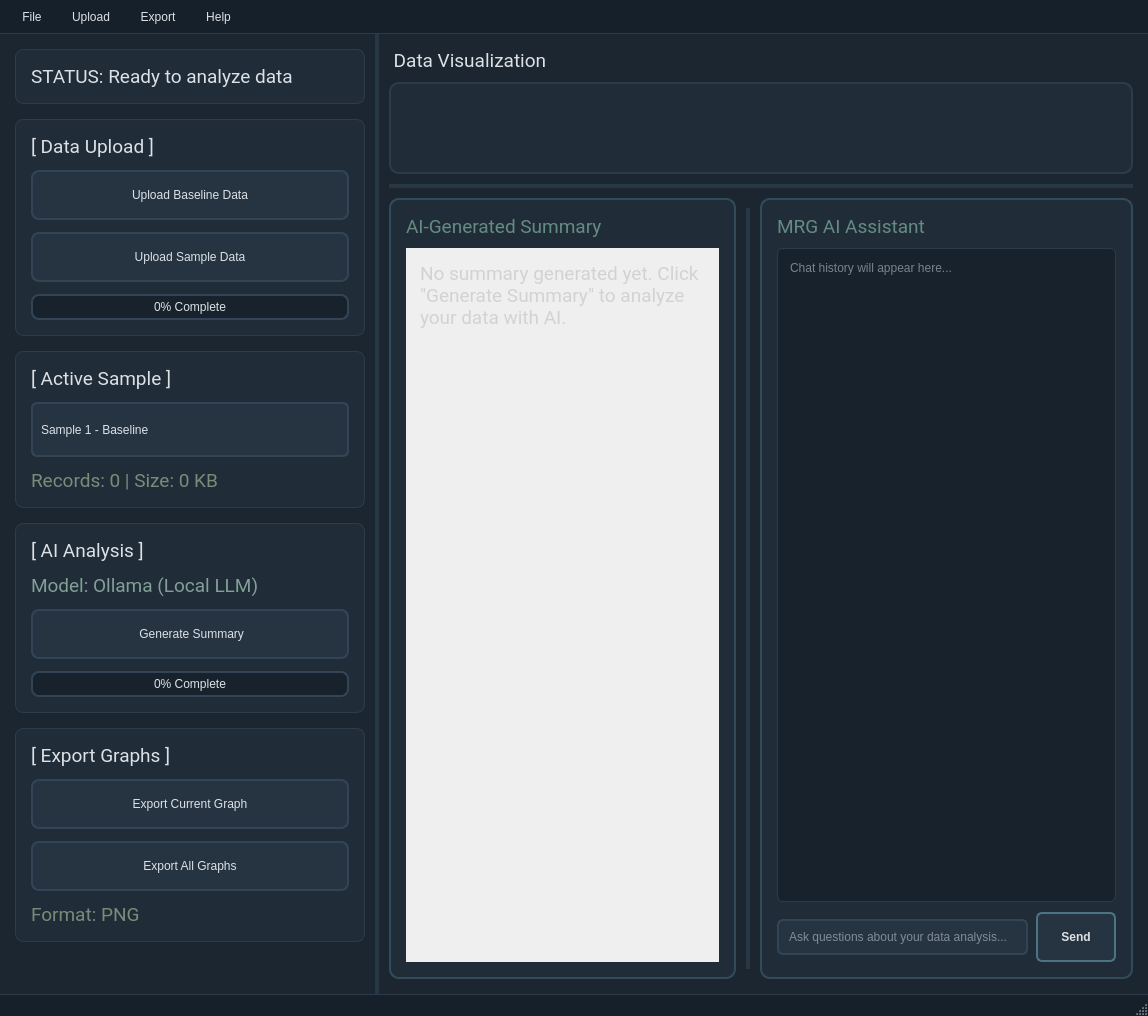
Above: GUI/Analyzer_main.ui from JinLeeGG/YCP_Grease_Analyzer before the change. Below: the same form after it.
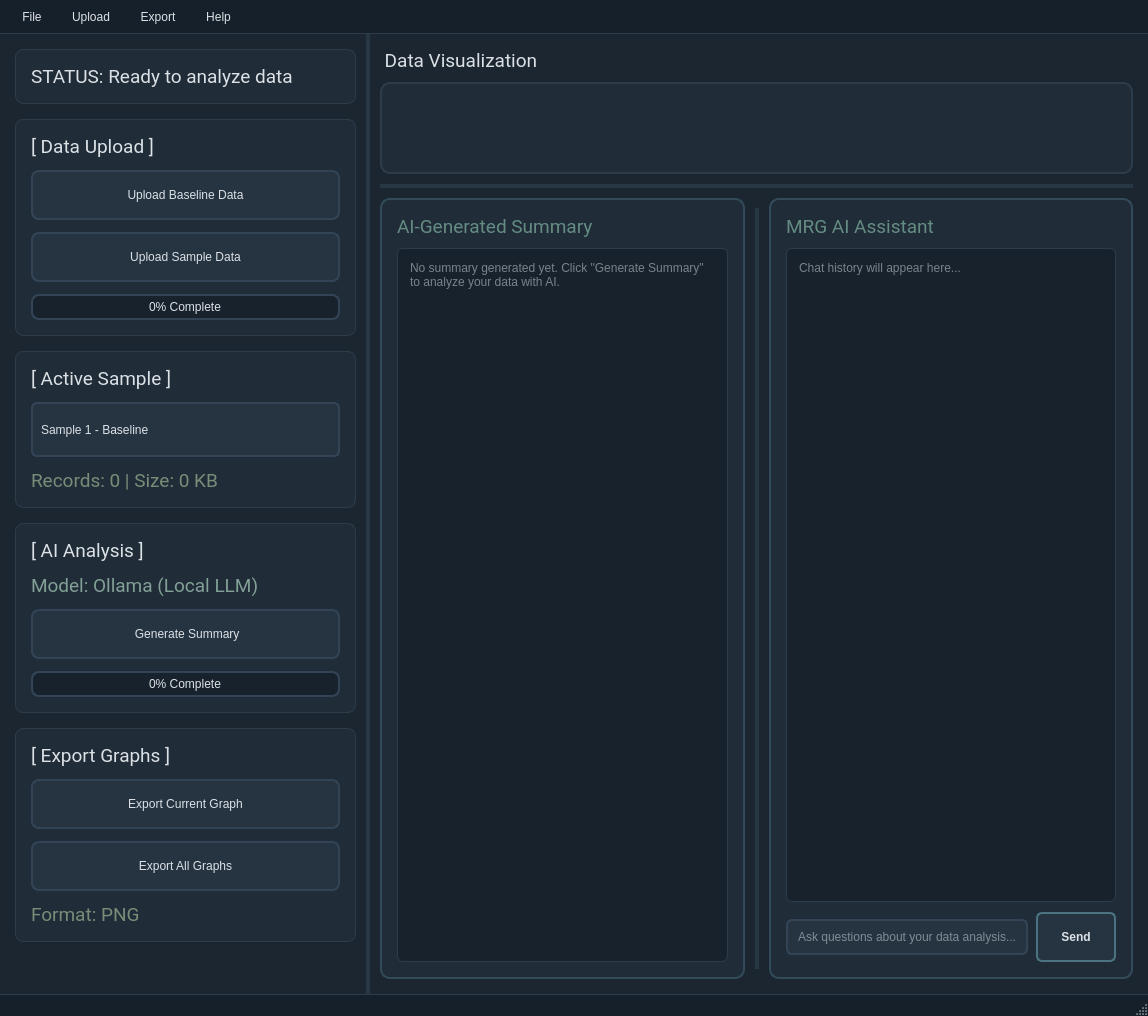
That is the form after the change. Icons and pictures are not drawn.

Commit message: Ai summary layout fixed

What changed in the file:
```diff
--- a/GUI/Analyzer_main.ui
+++ b/GUI/Analyzer_main.ui
@@ -888,6 +888,15 @@
     border: 2px solid rgb(50, 75, 90);
     border-radius: 10px;
 }
+
+QTextEdit {
+    background: rgb(24, 34, 44);
+    border: 1px solid rgb(45, 60, 75);
+    border-radius: 6px;
+    color: rgb(220, 225, 230);
+    font: 11pt &quot;Roboto&quot;;
+    padding: 8px;
+}
             </string>
             </property>
             <property name="frameShape">
@@ -945,75 +954,13 @@
               </layout>
              </item>
              <item>
-              <widget class="QScrollArea" name="summaryScrollArea">
-               <property name="styleSheet">
-                <string notr="true">
-QScrollArea {
-    background: transparent;
-    border: none;
-}
-               </string>
-               </property>
-               <property name="widgetResizable">
+              <widget class="QTextEdit" name="aiSummaryText">
+               <property name="readOnly">
                 <bool>true</bool>
                </property>
-               <widget class="QWidget" name="scrollAreaWidgetContents">
-                <property name="geometry">
-                 <rect>
-                  <x>0</x>
-                  <y>0</y>
-                  <width>313</width>
-                  <height>234</height>
-                 </rect>
-                </property>
-                <layout class="QVBoxLayout" name="scrollLayout">
-                 <property name="leftMargin">
-                  <number>5</number>
-                 </property>
-                 <property name="topMargin">
-                  <number>5</number>
-                 </property>
-                 <property name="rightMargin">
-                  <number>5</number>
-                 </property>
-                 <property name="bottomMargin">
-                  <number>5</number>
-                 </property>
-                 <item>
-                  <widget class="QLabel" name="aiSummaryText">
-                   <property name="font">
-                    <font>
-                     <family>Roboto</family>
-                     <pointsize>14</pointsize>
-                     <italic>false</italic>
-                     <bold>false</bold>
-                    </font>
-                   </property>
-                   <property name="styleSheet">
-                    <string notr="true">
-color: rgb(210, 210, 210);
-background: transparent;
-padding: 5px;
-                   
-
-</string>
-                   </property>
-                   <property name="text">
-                    <string>No summary generated yet. Click &quot;Generate Summary&quot; to analyze your data with AI.</string>
-                   </property>
-                   <property name="alignment">
-                    <set>Qt::AlignLeading|Qt::AlignLeft|Qt::AlignTop</set>
-                   </property>
-                   <property name="wordWrap">
-                    <bool>true</bool>
-                   </property>
-                   <property name="textInteractionFlags">
-                    <set>Qt::TextSelectableByMouse</set>
-                   </property>
-                  </widget>
-                 </item>
-                </layout>
-               </widget>
+               <property name="placeholderText">
+                <string>No summary generated yet. Click "Generate Summary" to analyze your data with AI.</string>
+               </property>
               </widget>
              </item>
             </layout>
```
